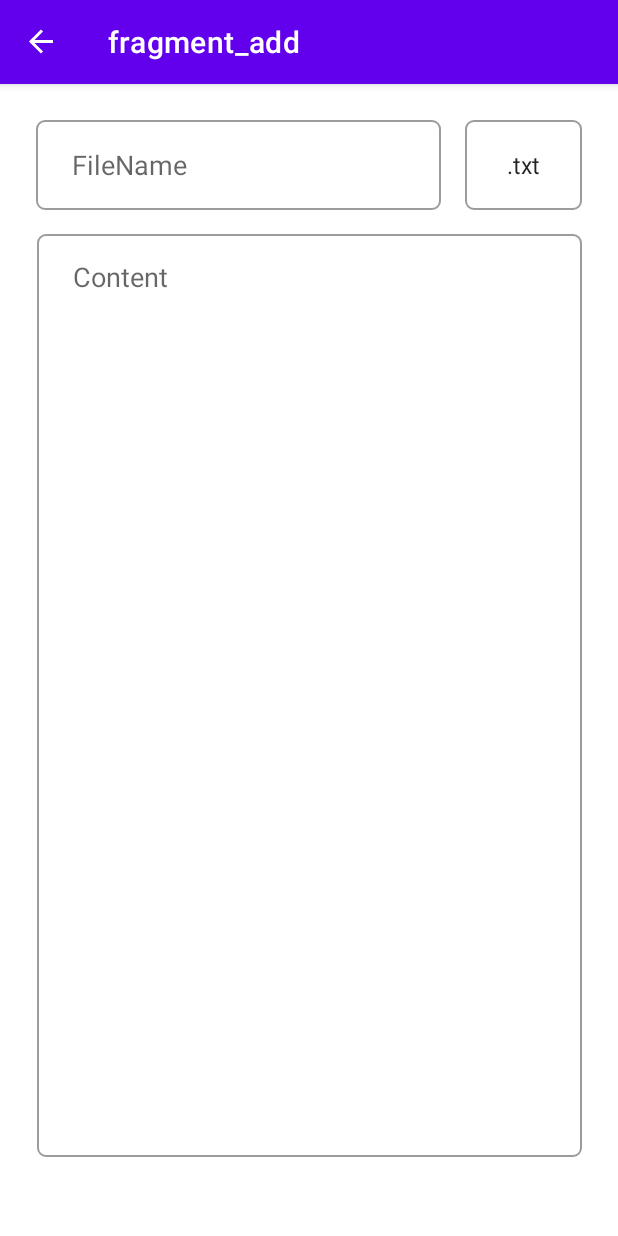
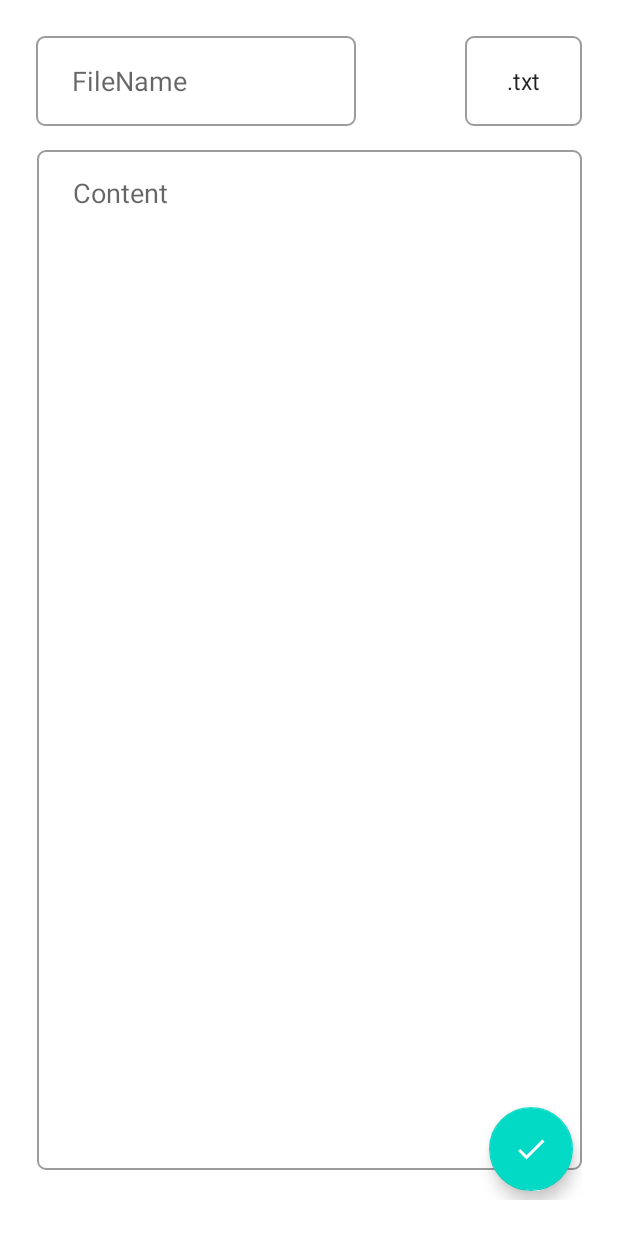
Before and after one commit to IUnlimit/Inotepad, an Android app: the AddFragment screen opened through its navigation route, on a phone screen of 412 x 824 dp. Run offline under Robolectric (Android 15) with nearby library versions, the phone set to English and light mode, and no system bars; our stand-ins replace navigation-ui; libraries missing offline, so code that uses them is left out: com.github.clans.fab; 1 statement that could not run was skipped.

Commit message:
Feat: Add floating action button menu

```diff
--- a/app/build.gradle
+++ b/app/build.gradle
@@ -61,4 +61,7 @@ dependencies {
     // Jetpack Compose Integration
     implementation "androidx.navigation:navigation-compose:$nav_version"
 
+    // 悬浮按钮菜单库
+    implementation 'com.github.clans:fab:1.6.4'
+
 }
--- a/app/src/main/java/org/iunlimit/inotepad/MainActivity.kt
+++ b/app/src/main/java/org/iunlimit/inotepad/MainActivity.kt
@@ -13,18 +13,6 @@ class MainActivity : AppCompatActivity() {
     override fun onCreate(savedInstanceState: Bundle?) {
         super.onCreate(savedInstanceState)
         setContentView(R.layout.activity_main)
-
-        setupActionBarWithNavController(supportFragmentManager
-            .findFragmentById(R.id.nav_host_fragment)!!.findNavController())
-
-    }
-
-    override fun onNavigateUp(): Boolean {
-        Log.d("Inotepad", "onNavigateUp")
-//        val navController = findNavController(R.id.nav_host_fragment)
-        val navController = supportFragmentManager
-            .findFragmentById(R.id.nav_host_fragment)!!.findNavController()
-        return navController.navigateUp() || super.onSupportNavigateUp()
     }
 
 }
--- a/app/src/main/java/org/iunlimit/inotepad/fragments/add/AddFragment.kt
+++ b/app/src/main/java/org/iunlimit/inotepad/fragments/add/AddFragment.kt
@@ -5,6 +5,8 @@ import androidx.fragment.app.Fragment
 import android.view.LayoutInflater
 import android.view.View
 import android.view.ViewGroup
+import androidx.navigation.fragment.findNavController
+import com.google.android.material.floatingactionbutton.FloatingActionButton
 import org.iunlimit.inotepad.R
 
 class AddFragment : Fragment() {
@@ -14,7 +16,14 @@ class AddFragment : Fragment() {
         savedInstanceState: Bundle?
     ): View? {
         // Inflate the layout for this fragment
-        return inflater.inflate(R.layout.fragment_add, container, false)
+        val view = inflater.inflate(R.layout.fragment_add, container, false)
+
+        // FloatingActionButton click listener
+        view.findViewById<FloatingActionButton>(R.id.add_check).setOnClickListener {
+            findNavController().navigate(R.id.action_addFragment_to_listFragment)
+        }
+
+        return view
     }
 
 }
--- a/app/src/main/java/org/iunlimit/inotepad/fragments/list/ListFragment.kt
+++ b/app/src/main/java/org/iunlimit/inotepad/fragments/list/ListFragment.kt
@@ -7,7 +7,7 @@ import android.view.View
 import android.view.ViewGroup
 import androidx.constraintlayout.widget.ConstraintLayout
 import androidx.navigation.fragment.findNavController
-import com.google.android.material.floatingactionbutton.FloatingActionButton
+import com.github.clans.fab.FloatingActionButton
 import org.iunlimit.inotepad.R
 
 class ListFragment : Fragment() {
@@ -20,7 +20,7 @@ class ListFragment : Fragment() {
         val view = inflater.inflate(R.layout.fragment_list, container, false)
 
         // FloatingActionButton click listener
-        view.findViewById<FloatingActionButton>(R.id.floatingActionButton).setOnClickListener {
+        view.findViewById<FloatingActionButton>(R.id.menu_create).setOnClickListener {
             findNavController().navigate(R.id.action_listFragment_to_addFragment)
         }
 
--- a/app/src/main/res/layout/fragment_add.xml
+++ b/app/src/main/res/layout/fragment_add.xml
@@ -4,8 +4,12 @@
     xmlns:tools="http://schemas.android.com/tools"
     android:layout_width="match_parent"
     android:layout_height="match_parent"
-    android:padding="24dp"
     tools:context=".fragments.add.AddFragment">
+
+    <androidx.constraintlayout.widget.ConstraintLayout
+        android:layout_width="match_parent"
+        android:layout_height="match_parent"
+        android:layout_margin="24dp">
 
         <LinearLayout
             android:id="@+id/linearLayout"
@@ -21,7 +25,7 @@
 
             <EditText
                 android:id="@+id/filename_et"
-            android:layout_width="270dp"
+                android:layout_width="wrap_content"
                 android:layout_height="60dp"
                 android:background="@drawable/custom_input"
                 android:ems="10"
@@ -49,7 +53,7 @@
         <EditText
             android:id="@+id/content_et"
             android:layout_width="363dp"
-        android:layout_height="615dp"
+            android:layout_height="680dp"
             android:background="@drawable/custom_input"
             android:ems="10"
             android:gravity="top|start"
@@ -64,4 +68,20 @@
             app:layout_constraintStart_toStartOf="parent"
             app:layout_constraintTop_toBottomOf="@+id/linearLayout" />
 
+        <com.google.android.material.floatingactionbutton.FloatingActionButton
+            android:id="@+id/add_check"
+            android:layout_width="wrap_content"
+            android:layout_height="wrap_content"
+            android:clickable="true"
+            android:focusable="true"
+            android:layout_marginEnd="6dp"
+            android:layout_marginBottom="6dp"
+            android:src="@drawable/ic_check"
+            app:backgroundTint="@color/teal_200"
+            app:layout_constraintBottom_toBottomOf="parent"
+            app:layout_constraintEnd_toEndOf="parent" />
+
     </androidx.constraintlayout.widget.ConstraintLayout>
+
+
+</androidx.constraintlayout.widget.ConstraintLayout>
--- a/app/src/main/res/values-night/themes.xml
+++ b/app/src/main/res/values-night/themes.xml
@@ -12,5 +12,6 @@
         <!-- Status bar color. -->
         <item name="android:statusBarColor">?attr/colorPrimaryVariant</item>
         <!-- Customize your theme here. -->
+        <item name="windowNoTitle">true</item>
     </style>
 </resources>
--- a/app/src/main/res/values/themes.xml
+++ b/app/src/main/res/values/themes.xml
@@ -13,5 +13,6 @@
         <!-- Status bar color. -->
         <item name="android:statusBarColor">?attr/colorPrimaryVariant</item>
         <!-- Customize your theme here. -->
+        <item name="windowNoTitle">true</item>
     </style>
 </resources>
```
Also changed, not shown: app/src/main/java/org/iunlimit/inotepad/fragments/update/UpdateFragment.kt (+15 -1 lines), app/src/main/res/layout/fragment_list.xml (+43 -18 lines), app/src/main/res/layout/fragment_update.xml (+44 -3 lines). Lines whose indentation alone changed are shown as unchanged.
